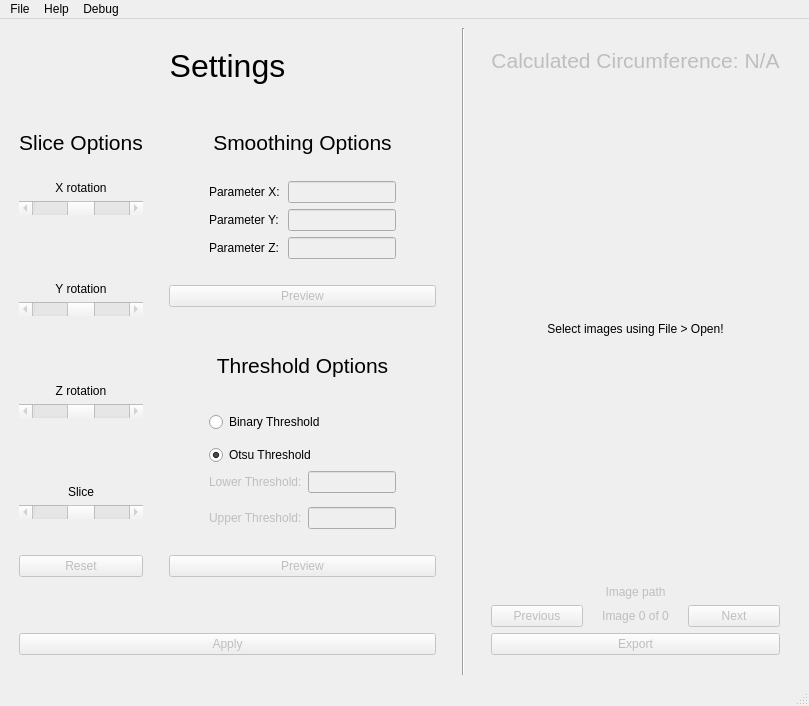
Old version of the form src/GUI/main.ui in the repository NIRALUser/NeuroRuler.
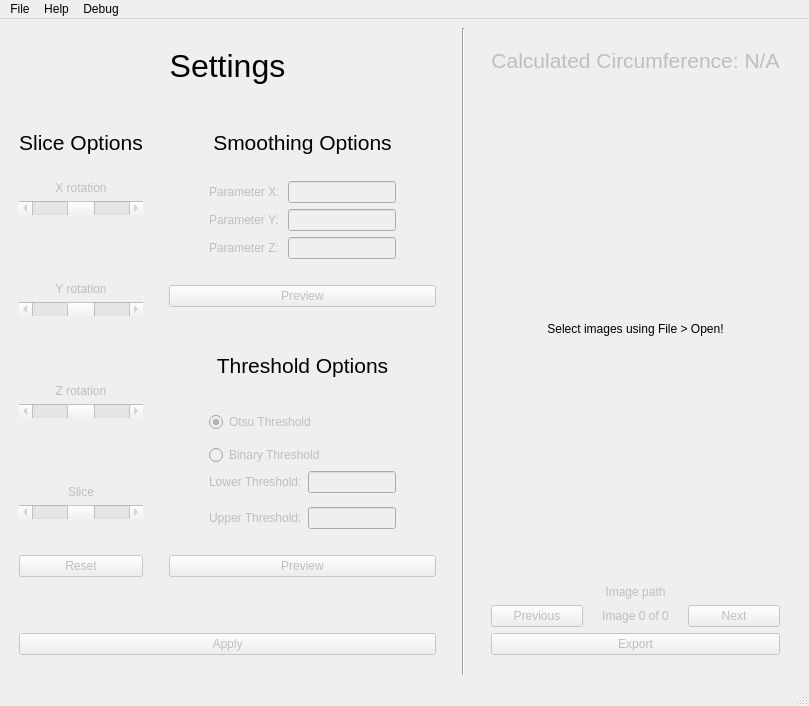
New version of the form.

What changed in the file:
```diff
--- a/src/GUI/main.ui
+++ b/src/GUI/main.ui
@@ -116,7 +116,7 @@
           <item>
            <widget class="QLabel" name="x_rotation_label">
             <property name="enabled">
-             <bool>true</bool>
+             <bool>false</bool>
             </property>
             <property name="text">
              <string>X rotation</string>
@@ -167,7 +167,7 @@
           <item>
            <widget class="QLabel" name="y_rotation_label">
             <property name="enabled">
-             <bool>true</bool>
+             <bool>false</bool>
             </property>
             <property name="text">
              <string>Y rotation</string>
@@ -218,7 +218,7 @@
           <item>
            <widget class="QLabel" name="z_rotation_label">
             <property name="enabled">
-             <bool>true</bool>
+             <bool>false</bool>
             </property>
             <property name="text">
              <string>Z rotation</string>
@@ -269,7 +269,7 @@
           <item>
            <widget class="QLabel" name="slice_num_label">
             <property name="enabled">
-             <bool>true</bool>
+             <bool>false</bool>
             </property>
             <property name="text">
              <string>Slice</string>
@@ -395,7 +395,7 @@
                 <item>
                  <widget class="QLabel" name="parameter">
                   <property name="enabled">
-                   <bool>true</bool>
+                   <bool>false</bool>
                   </property>
                   <property name="text">
                    <string>Parameter X:</string>
@@ -441,7 +441,7 @@
                 <item>
                  <widget class="QLabel" name="label_5">
                   <property name="enabled">
-                   <bool>true</bool>
+                   <bool>false</bool>
                   </property>
                   <property name="text">
                    <string>Parameter Y:</string>
@@ -486,6 +486,9 @@
                <layout class="QHBoxLayout" name="horizontalLayout_5">
                 <item>
                  <widget class="QLabel" name="label_6">
+                  <property name="enabled">
+                   <bool>false</bool>
+                  </property>
                   <property name="text">
                    <string>Parameter Z:</string>
                   </property>
@@ -619,27 +622,10 @@
                </spacer>
               </item>
               <item>
-               <widget class="QRadioButton" name="radioButton_2">
-                <property name="text">
-                 <string>Binary Threshold</string>
+               <widget class="QRadioButton" name="otsu_radio_button">
+                <property name="enabled">
+                 <bool>false</bool>
                 </property>
-               </widget>
-              </item>
-              <item>
-               <spacer name="verticalSpacer_13">
-                <property name="orientation">
-                 <enum>Qt::Vertical</enum>
-                </property>
-                <property name="sizeHint" stdset="0">
-                 <size>
-                  <width>20</width>
-                  <height>40</height>
-                 </size>
-                </property>
-               </spacer>
-              </item>
-              <item>
-               <widget class="QRadioButton" name="radioButton">
                 <property name="text">
                  <string>Otsu Threshold</string>
                 </property>
@@ -648,6 +634,29 @@
                 </property>
                </widget>
               </item>
+              <item>
+               <spacer name="verticalSpacer_13">
+                <property name="orientation">
+                 <enum>Qt::Vertical</enum>
+                </property>
+                <property name="sizeHint" stdset="0">
+                 <size>
+                  <width>20</width>
+                  <height>40</height>
+                 </size>
+                </property>
+               </spacer>
+              </item>
+              <item>
+               <widget class="QRadioButton" name="binary_radio_button">
+                <property name="enabled">
+                 <bool>false</bool>
+                </property>
+                <property name="text">
+                 <string>Binary Threshold</string>
+                </property>
+               </widget>
+              </item>
               <item>
                <layout class="QVBoxLayout" name="verticalLayout_5">
                 <item>
```
Left out of the diff: 4 changed lines with no effect on the pictures.
